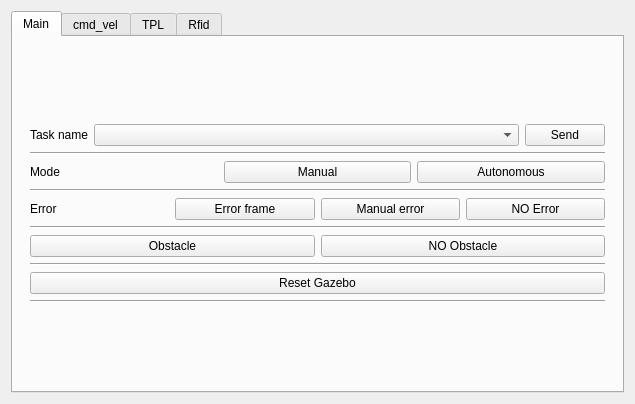
First picture: the form in scripts/ui/mobile_app_sim.ui, repository agribot-2-0/agribot_simulation, before the edit.
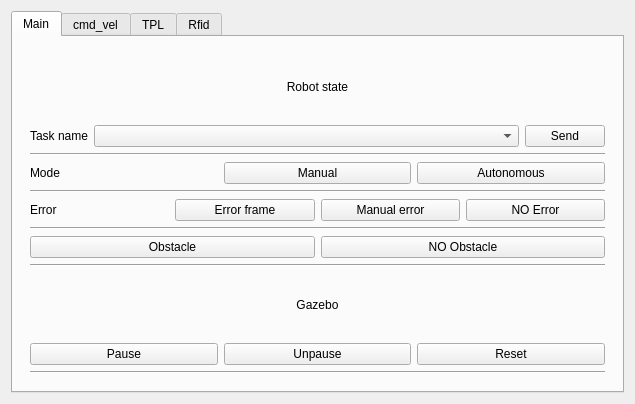
Second picture: the form after the edit.

Commit message: Add better service handling

What changed in the file:
```diff
--- a/scripts/ui/mobile_app_sim.ui
+++ b/scripts/ui/mobile_app_sim.ui
@@ -40,6 +40,16 @@
            <property name="bottomMargin">
             <number>8</number>
            </property>
+           <item>
+            <widget class="QLabel" name="label_19">
+             <property name="text">
+              <string>Robot state</string>
+             </property>
+             <property name="alignment">
+              <set>Qt::AlignCenter</set>
+             </property>
+            </widget>
+           </item>
            <item>
             <layout class="QHBoxLayout" name="horizontalLayout_3">
              <item>
@@ -172,11 +182,35 @@
             </widget>
            </item>
            <item>
-            <layout class="QHBoxLayout" name="horizontalLayout_7">
+            <widget class="QLabel" name="label_18">
+             <property name="text">
+              <string>Gazebo</string>
+             </property>
+             <property name="alignment">
+              <set>Qt::AlignCenter</set>
+             </property>
+            </widget>
+           </item>
+           <item>
+            <layout class="QHBoxLayout" name="horizontalLayout_22">
+             <item>
+              <widget class="QPushButton" name="button_pause_gazebo">
+               <property name="text">
+                <string>Pause</string>
+               </property>
+              </widget>
+             </item>
+             <item>
+              <widget class="QPushButton" name="button_unpause_gazebo">
+               <property name="text">
+                <string>Unpause</string>
+               </property>
+              </widget>
+             </item>
              <item>
               <widget class="QPushButton" name="button_reset_gazebo">
                <property name="text">
-                <string>Reset Gazebo</string>
+                <string>Reset</string>
                </property>
               </widget>
              </item>
```
The commit also changes 1 other file.
